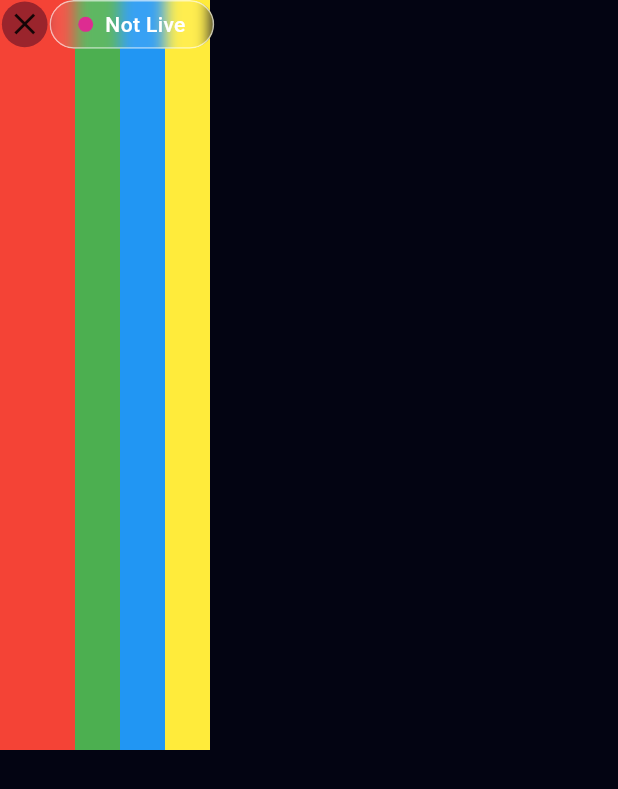
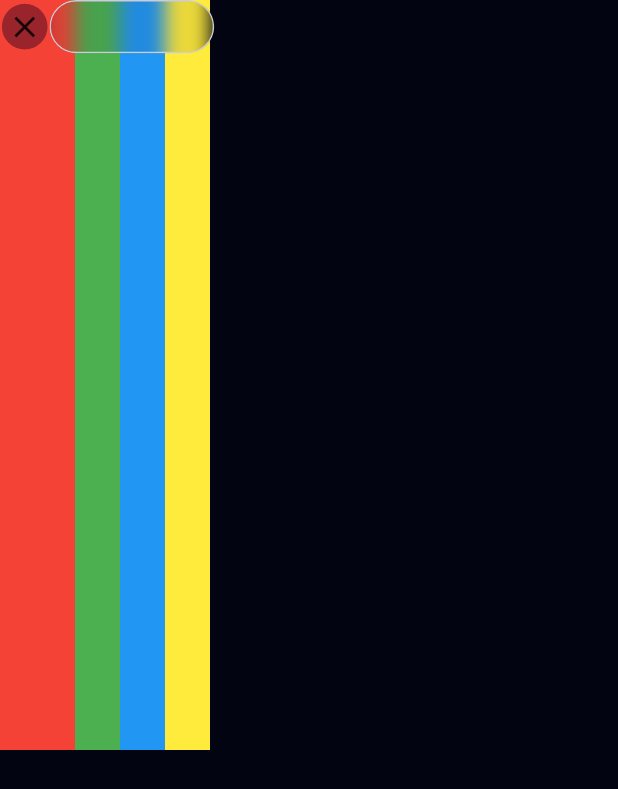
Before and after one commit to arafat593/Erron, a Flutter app: the screen it shows after launch, on a phone screen of 412 x 824 dp. Shown: the top 789 px of the screen. Run offline on Flutter 3.47's test engine with Material 3 defaults, Android fonts, the phone set to English and light mode, and no system bars; our stand-ins replace flutter_screenutil, get.

Commit message:
custom buler button added

```diff
--- a/lib/app/modules/common_widgets/custom_blur_button.dart
+++ b/lib/app/modules/common_widgets/custom_blur_button.dart
@@ -1,4 +1,3 @@
-
 import 'dart:ui';
 import 'package:flutter/cupertino.dart';
 import 'package:flutter/material.dart';
@@ -6,56 +5,54 @@ import 'package:flutter_screenutil/flutter_screenutil.dart';
 import '../../data/app_colors.dart';
 
 class CustomBlurButton extends StatelessWidget {
+  final double? height;
+  final double? width;
+  final Widget? child;
+  final double? borderRadius;
+  final double? horizontalMargin;
+  final double? verticalMargin;
+  final Color? buttonColor;
+  final Color? borderColor;
+
   const CustomBlurButton({
     super.key,
+    this.child,
+    this.height,
+    this.width,
+    this.borderRadius,
+    this.horizontalMargin,
+    this.verticalMargin,
+    this.buttonColor,
+    this.borderColor,
   });
 
   @override
   Widget build(BuildContext context) {
     return SizedBox(
-      width: 100.w,
-      height: 32.h,
+      height: height?.h ?? 35.h,
+      width: width?.h ?? 100.w,
       child: ClipRRect(
-        borderRadius: BorderRadius.circular(30),
+        borderRadius: BorderRadius.circular(borderRadius?.r ?? 30.r),
         child: BackdropFilter(
           filter: ImageFilter.blur(
-            sigmaX: 5,
-            sigmaY: 5,
+            sigmaX: 6,
+            sigmaY: 10,
             // tileMode: TileMode.mirror,
           ),
           child: Container(
-            padding: const EdgeInsets.symmetric(horizontal: 14),
+            padding: EdgeInsets.symmetric(
+              horizontal: horizontalMargin?.w ?? 8.w,
+              vertical: verticalMargin?.h ?? 8.h,
+            ),
             decoration: BoxDecoration(
-              color: Colors.white10,
-              borderRadius: BorderRadius.circular(30),
-              border: Border.all(
-                color: Colors.white60,
-              ),
+              color: buttonColor ?? Color(0xff262733).withAlpha(25),
+              borderRadius: BorderRadius.circular(borderRadius?.r ?? 30.r),
+              border: Border.all(color: borderColor ?? Color(0xffcbccd8)),
             ),
-            child: Row(
-              mainAxisAlignment: MainAxisAlignment.center,
-              children: [
-                Container(
-                  width: 10,
-                  height: 10,
-                  decoration: const BoxDecoration(
-                    color:AppColors.liveDotColor,
-                    shape: BoxShape.circle,
-                  ),
-                ),
-                SizedBox(width: 8),
-                Text(
-                  "Not Live",
-                  style: TextStyle(
-                    color: Colors.white,
-                    fontSize: 14,
-                    fontWeight: FontWeight.w500,
-                  ),
-                ),
-              ],
-            ),
+            child: child,
           ),
         ),
-      ),);
+      ),
+    );
   }
 }
```
Also changed, not shown: pubspec.lock.
